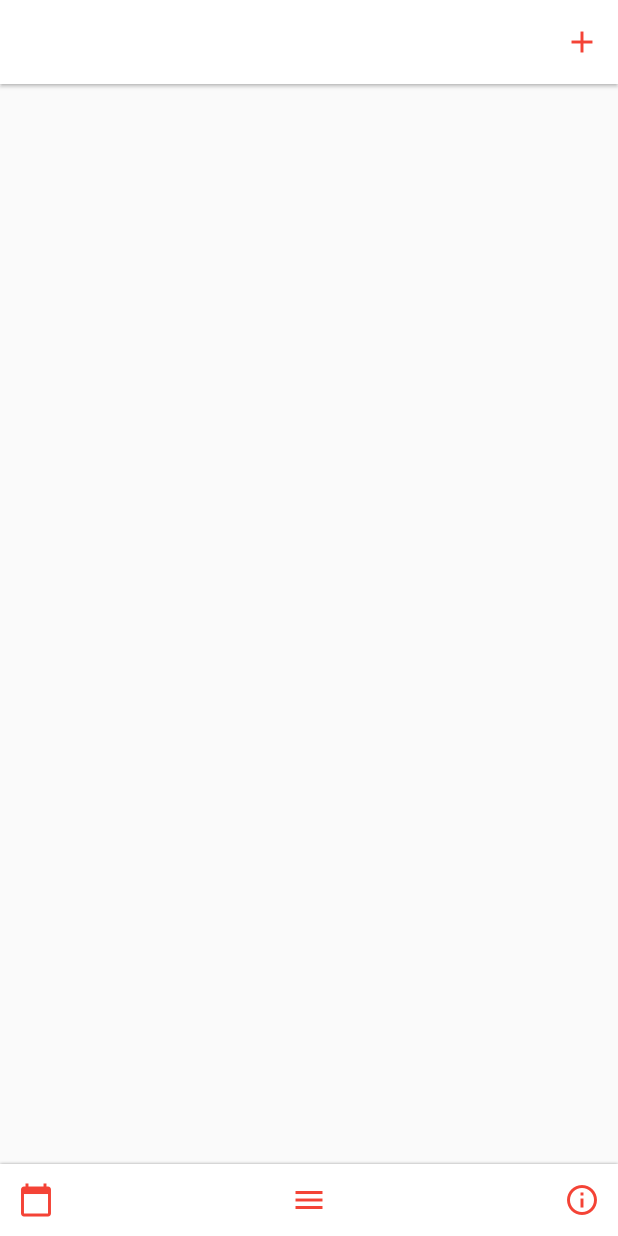
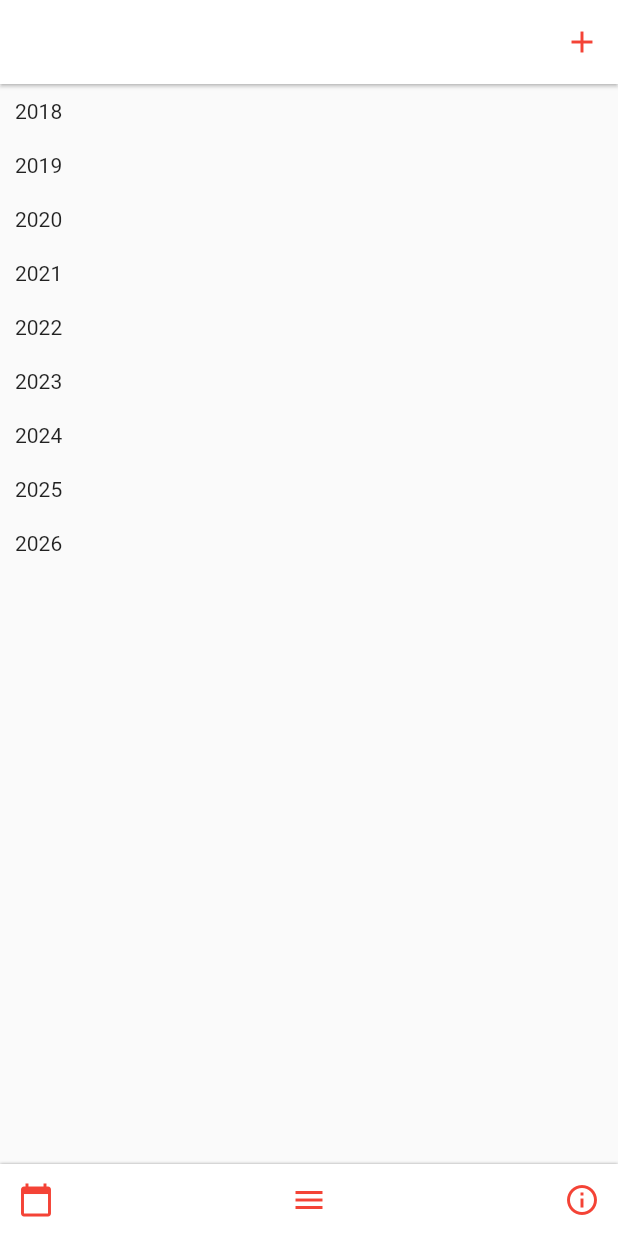
Before and after one commit to jingshuiwuhen/CgmCalendar, a Flutter app: the screen it shows after launch, on a phone screen of 412 x 824 dp. Run offline on Flutter 3.47's test engine with Material 2 defaults, Android fonts, the phone set to English and light mode, and no system bars.

Commit message:
temp commit

```diff
--- a/cgm_calendar/lib/main.dart
+++ b/cgm_calendar/lib/main.dart
@@ -1,4 +1,4 @@
-import 'package:cgm_calendar/year_page.dart';
+import 'package:cgm_calendar/pages/year_page.dart';
 import 'package:flutter/material.dart';
 import 'package:flutter/services.dart';
 import 'package:flutter_localizations/flutter_localizations.dart';
@@ -33,7 +33,7 @@ class CgmCalanderApp extends StatelessWidget {
         GlobalCupertinoLocalizations.delegate,
       ],
       supportedLocales: S.delegate.supportedLocales,
-      home: const YearPage(),
+      home: YearPage(),
     );
   }
 }
--- a/cgm_calendar/lib/year_page.dart
+++ b/cgm_calendar/lib/pages/year_page.dart
@@ -1,7 +1,24 @@
 import 'package:flutter/material.dart';
 
-class YearPage extends StatelessWidget {
-  const YearPage({Key? key}) : super(key: key);
+class YearPage extends StatefulWidget {
+  YearPage({Key? key}) : super(key: key);
+
+  @override
+  State<StatefulWidget> createState() => _YearPageState();
+}
+
+class _YearPageState extends State<YearPage> {
+  List<String> data = [
+    "2018",
+    "2019",
+    "2020",
+    "2021",
+    "2022",
+    "2023",
+    "2024",
+    "2025",
+    "2026",
+  ];
 
   @override
   Widget build(BuildContext context) {
@@ -60,6 +77,22 @@ class YearPage extends StatelessWidget {
           ),
         ),
       ),
+      body: NotificationListener<ScrollNotification>(
+        onNotification: (notification) {
+          debugPrint("scroll : ${notification.metrics.pixels}");
+          debugPrint("max : ${notification.metrics.maxScrollExtent}");
+          return true;
+        },
+        child: ListView.builder(
+          itemCount: data.length,
+          itemBuilder: ((context, index) {
+            return Container(
+              margin: const EdgeInsets.all(10),
+              child: Text(data[index]),
+            );
+          }),
+        ),
+      ),
     );
   }
 }
```
Also changed, not shown: cgm_calendar/lib/pages/month_page.dart (added, +65 -0 lines), cgm_calendar/lib/generated/intl/messages_en.dart (added), cgm_calendar/lib/generated/l10n.dart (added), 2 other files.
